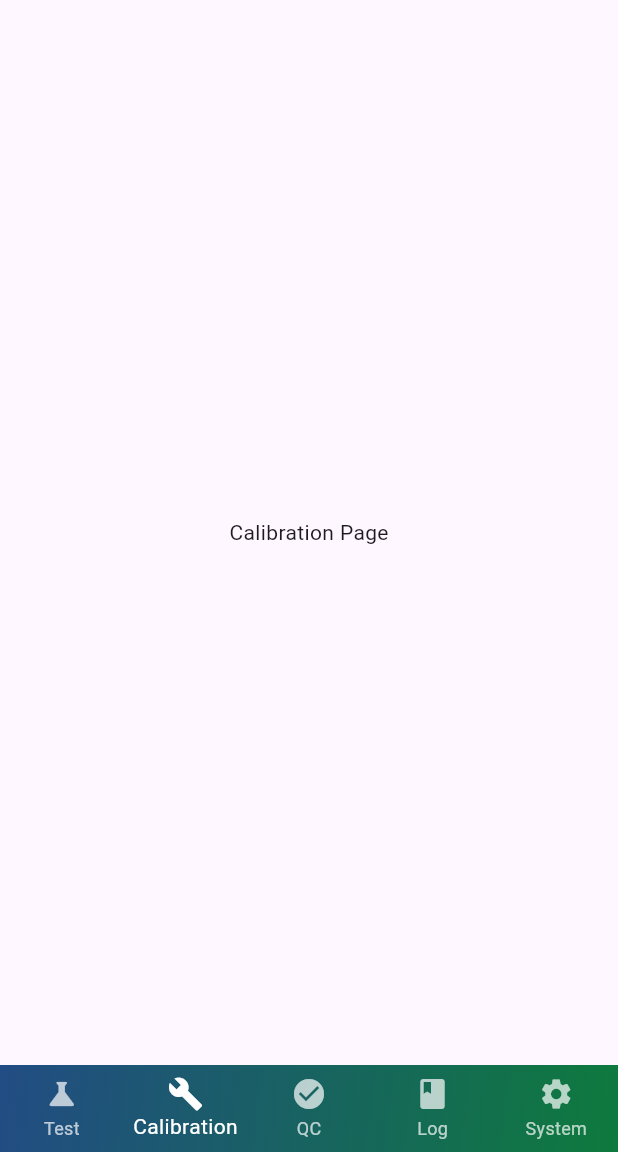
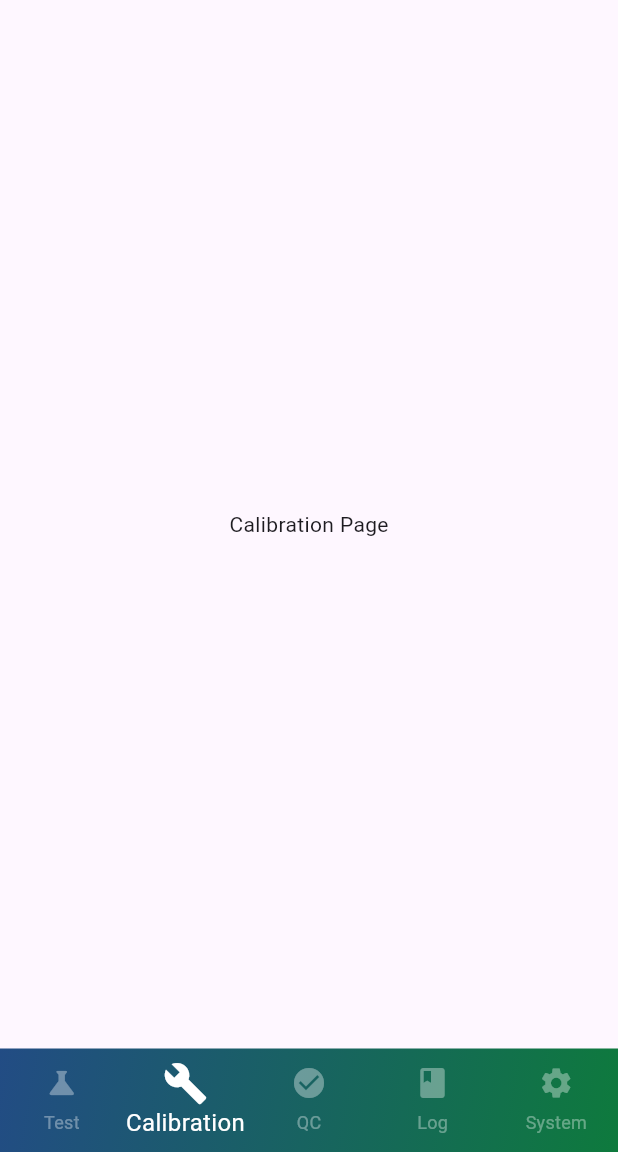
Before and after one commit to vijayakumarmani2/h1, a Flutter app: the screen it shows after launch, item 2 of the bottom bar chosen, on a phone screen of 412 x 824 dp, the part 84-1236 px from its top. Run offline on Flutter 3.47's test engine with Material 3 defaults, Android fonts, the light colour scheme and no system bars; our stand-ins replace fl_chart, liquid_progress_indicator_v2; missing offline and left inert: virtual_keyboard_multi_language.

Commit message:
button color

```diff
--- a/lib/main.dart
+++ b/lib/main.dart
@@ -124,7 +124,7 @@ late Timer _timer;
           backgroundColor: Colors.transparent, // Allow the gradient to show through
           elevation: 0, // Remove shadow
           selectedItemColor: Colors.white,
-          unselectedItemColor: Colors.white70,
+          unselectedItemColor: Color.fromARGB(92, 255, 255, 255),selectedFontSize: 16,selectedIconTheme: IconThemeData(size: 30),
           items: const [
             BottomNavigationBarItem(
               icon: Icon(Icons.science),
```
Also changed, not shown: lib/screens/test_page.dart (+5 -2 lines).
